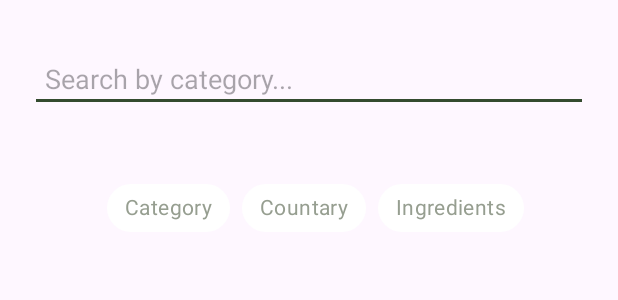
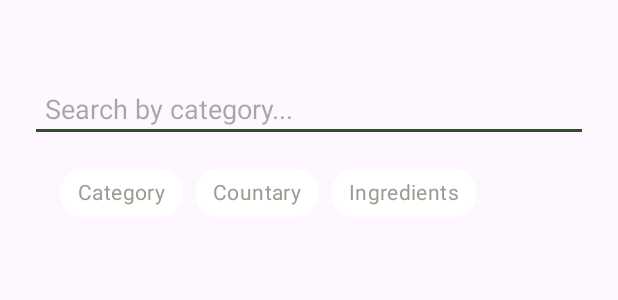
Before and after one commit to AMIRAMOHMED/DailyDash, an Android app: the layout fragment_search.xml on its own in the app's theme, with its tools: preview values and no code run, on a phone screen of 412 x 824 dp. Shown: the top 300 px of the screen. Run offline under Robolectric (Android 15) with nearby library versions, the phone set to English and light mode, and no system bars; network calls fail.

Commit message:
added search filter to search screen

```diff
--- a/app/build.gradle.kts
+++ b/app/build.gradle.kts
@@ -49,6 +49,7 @@ dependencies {
     implementation(libs.navigation.ui.ktx)
 
     // RxJava
+    implementation (libs.rxbinding)
     implementation(libs.rxandroid)
     implementation(libs.rxjava.v315)
     implementation(libs.adapter.rxjava3)
--- a/app/src/main/res/layout/fragment_search.xml
+++ b/app/src/main/res/layout/fragment_search.xml
@@ -5,13 +5,13 @@
     android:layout_width="match_parent"
     android:layout_height="match_parent"
     android:orientation="vertical"
-    android:paddingTop="30dp"
+    android:paddingTop="50dp"
     android:paddingHorizontal="20dp"
    >
 
 
     <EditText
-        android:id="@+id/search"
+        android:id="@+id/searchBar"
         android:layout_width="match_parent"
         android:layout_height="wrap_content"
         android:hint="Search by category..."
@@ -22,13 +22,11 @@
         android:id="@+id/chipGroup"
         android:layout_width="match_parent"
         android:layout_height="wrap_content"
-        android:layout_marginStart="16dp"
-        android:layout_marginTop="40dp"
-        android:layout_marginEnd="16dp"
-        android:paddingStart="35dp"
+        android:layout_marginTop="10dp"
+        android:paddingHorizontal="20dp"
         app:selectionRequired="true"
         app:layout_constraintEnd_toEndOf="parent"
-        app:layout_constraintHorizontal_bias="0.497"
+        app:layout_constraintHorizontal_bias="0.500"
         app:layout_constraintHorizontal_chainStyle="packed"
         app:layout_constraintStart_toStartOf="parent"
         app:layout_constraintTop_toBottomOf="@+id/searchBar"
--- a/gradle/libs.versions.toml
+++ b/gradle/libs.versions.toml
@@ -27,6 +27,7 @@ roomRuntime = "2.6.1"
 roomRxjava3 = "2.6.1"
 rxandroid = "3.0.0"
 rxandroidVersion = "3.0.2"
+rxbinding = "4.0.0"
 rxjava = "3.1.3"
 googleGmsGoogleServices = "4.4.2"
 firebaseAuth = "23.0.0"
@@ -66,6 +67,7 @@ room-rxjava3 = { module = "androidx.room:room-rxjava3", version.ref = "roomRxjav
 room-guava = { module = "androidx.room:room-guava", version.ref = "roomGuava" }
 rxandroid = { module = "io.reactivex.rxjava3:rxandroid", version.ref = "rxandroid" }
 rxandroid-v302 = { module = "io.reactivex.rxjava3:rxandroid", version.ref = "rxandroidVersion" }
+rxbinding = { module = "com.jakewharton.rxbinding4:rxbinding", version.ref = "rxbinding" }
 rxjava = { module = "io.reactivex.rxjava3:rxjava", version.ref = "rxjava" }
 firebase-auth = { group = "com.google.firebase", name = "firebase-auth", version.ref = "firebaseAuth" }
 legacy-support-v4 = { group = "androidx.legacy", name = "legacy-support-v4", version.ref = "legacySupportV4" }
```
Also changed, not shown: app/src/main/java/com/example/dailydash/home/views/fragments/DetailsMeals.java (+0 -12 lines), app/src/main/java/com/example/dailydash/home/views/fragments/SearchFragment.java (+66 -5 lines).
